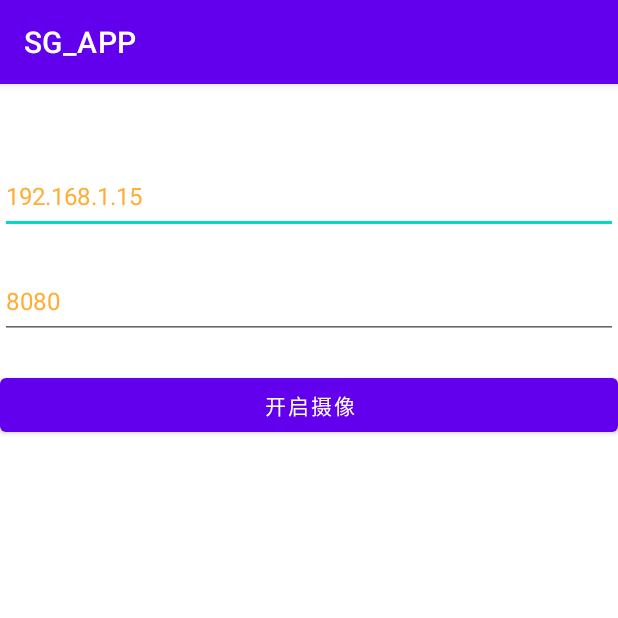
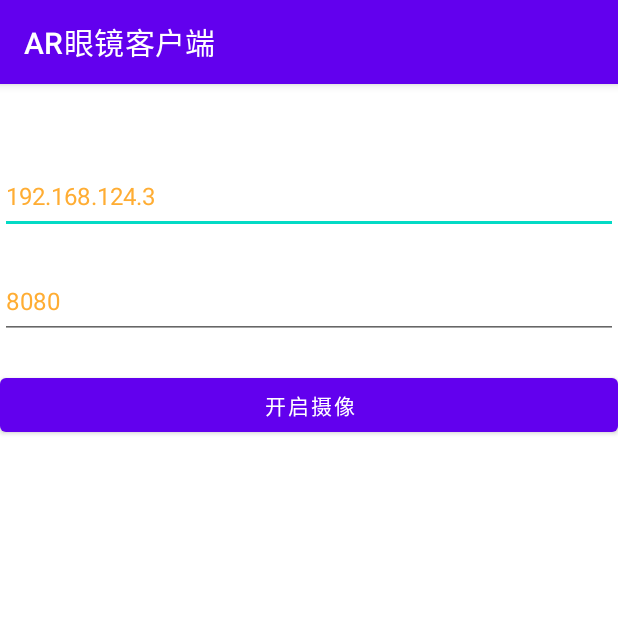
Before and after one commit to KaguraChen/SG_APP, an Android app: the screen it shows after launch (MainActivity), after a tap on "开启摄像", on a phone screen of 412 x 824 dp, the top half of it. Run offline under Robolectric (Android 15) with nearby library versions, the light colour scheme and no system bars.

Commit message:
Resize&Icon

```diff
--- a/app/src/main/AndroidManifest.xml
+++ b/app/src/main/AndroidManifest.xml
@@ -10,9 +10,9 @@
         android:allowBackup="true"
         android:dataExtractionRules="@xml/data_extraction_rules"
         android:fullBackupContent="@xml/backup_rules"
-        android:icon="@mipmap/ic_launcher"
+        android:icon="@mipmap/sheep"
         android:label="@string/app_name"
-        android:roundIcon="@mipmap/ic_launcher_round"
+        android:roundIcon="@mipmap/sheep"
         android:supportsRtl="true"
         android:theme="@style/Theme.SG_APP"
         tools:targetApi="31">
--- a/app/src/main/java/com/example/sg_app/MainActivity.java
+++ b/app/src/main/java/com/example/sg_app/MainActivity.java
@@ -4,9 +4,11 @@ import androidx.appcompat.app.AppCompatActivity;
 
 import android.content.Intent;
 import android.os.Bundle;
+import android.os.Looper;
 import android.view.View;
 import android.widget.Button;
 import android.widget.EditText;
+import android.widget.Toast;
 
 import java.net.Socket;
 
@@ -41,15 +43,15 @@ public class MainActivity extends AppCompatActivity {
                             MainActivity.this.startActivity(intent);//启动新的Intent
                         }catch (Exception e){
                             e.printStackTrace();
+                            Looper.prepare();
+                            Toast.makeText(MainActivity.this, "连接失败", Toast.LENGTH_SHORT).show();
+                            Looper.loop();
 
                         }
 
                     }
                 };
                 myThread.start();//启动线程
-
-
-
             }
         });
     }
--- a/app/src/main/res/layout/activity_main.xml
+++ b/app/src/main/res/layout/activity_main.xml
@@ -13,7 +13,7 @@
         android:textSize="16sp"
         android:textColor="#FFAD33"
         android:hint="IP"
-        android:text="192.168.1.15"
+        android:text="192.168.124.3"
         android:maxLines="1"
         android:layout_marginTop="50dp"/>
 
--- a/app/src/main/res/values/strings.xml
+++ b/app/src/main/res/values/strings.xml
@@ -1,3 +1,3 @@
 <resources>
-    <string name="app_name">SG_APP</string>
+    <string name="app_name">AR眼镜客户端</string>
 </resources>
```
Also changed, not shown: app/src/main/java/com/example/sg_app/CameraGetActivity.java (+18 -9 lines), app/src/main/res/mipmap-hdpi/sheep.webp (added), app/src/main/res/mipmap-mdpi/sheep.webp (added), app/src/main/res/mipmap-xhdpi/sheep.webp (added), app/src/main/res/mipmap-xxhdpi/sheep.webp (added), app/src/main/res/mipmap-xxxhdpi/sheep.webp (added).
